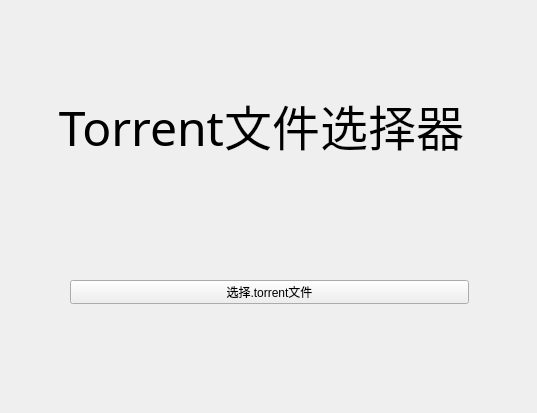
Qt form src/gui/torrent.ui (IceciderEX/HustSoftwareEngineering-P2PDownloader) before a commit.
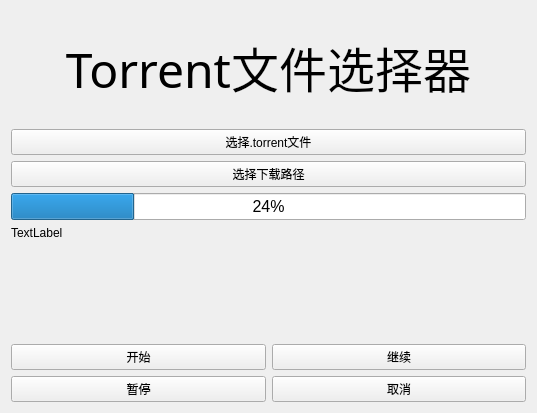
The same form after that commit. Icons and pictures are not drawn.

The edit to the form file:
```diff
--- a/src/gui/torrent.ui
+++ b/src/gui/torrent.ui
@@ -17,17 +17,8 @@
    <iconset>
     <normaloff>resource/logo.ico</normaloff>resource/logo.ico</iconset>
   </property>
-  <widget class="QWidget" name="layoutWidget">
-   <property name="geometry">
-    <rect>
-     <x>20</x>
-     <y>40</y>
-     <width>483</width>
-     <height>171</height>
-    </rect>
-   </property>
-   <layout class="QVBoxLayout" name="verticalLayout">
-    <item>
+  <layout class="QGridLayout" name="gridLayout">
+   <item row="0" column="0" colspan="2">
      <widget class="QLabel" name="label">
       <property name="font">
        <font>
@@ -46,17 +37,55 @@
       </property>
      </widget>
     </item>
-   </layout>
-  </widget>
+   <item row="5" column="0">
+    <widget class="QPushButton" name="pushButton_start">
+     <property name="text">
+      <string>开始</string>
+     </property>
+    </widget>
+   </item>
+   <item row="5" column="1">
+    <widget class="QPushButton" name="pushButton_restart">
+     <property name="text">
+      <string>继续</string>
+     </property>
+    </widget>
+   </item>
+   <item row="6" column="0">
+    <widget class="QPushButton" name="pushButton_pause">
+     <property name="text">
+      <string>暂停</string>
+     </property>
+    </widget>
+   </item>
+   <item row="6" column="1">
+    <widget class="QPushButton" name="pushButton_stop">
+     <property name="text">
+      <string>取消</string>
+     </property>
+    </widget>
+   </item>
+   <item row="3" column="0" colspan="2">
+    <widget class="QProgressBar" name="progressBar">
+     <property name="font">
+      <font>
+       <pointsize>12</pointsize>
+      </font>
+     </property>
+     <property name="value">
+      <number>24</number>
+     </property>
+    </widget>
+   </item>
+   <item row="2" column="0" colspan="2">
+    <widget class="QPushButton" name="pushButton_path">
+     <property name="text">
+      <string>选择下载路径</string>
+     </property>
+    </widget>
+   </item>
+   <item row="1" column="0" colspan="2">
   <widget class="QPushButton" name="pushButton">
-   <property name="geometry">
-    <rect>
-     <x>70</x>
-     <y>280</y>
-     <width>399</width>
-     <height>24</height>
-    </rect>
-   </property>
    <property name="text">
     <string>选择.torrent文件</string>
    </property>
@@ -67,6 +96,18 @@
     <bool>false</bool>
    </property>
   </widget>
+   </item>
+   <item row="4" column="0" colspan="2">
+    <widget class="QLabel" name="label_2">
+     <property name="text">
+      <string>TextLabel</string>
+     </property>
+     <property name="alignment">
+      <set>Qt::AlignLeading|Qt::AlignLeft|Qt::AlignTop</set>
+     </property>
+    </widget>
+   </item>
+  </layout>
  </widget>
  <resources/>
  <connections/>
```
Lines whose indentation alone changed are shown as unchanged.
